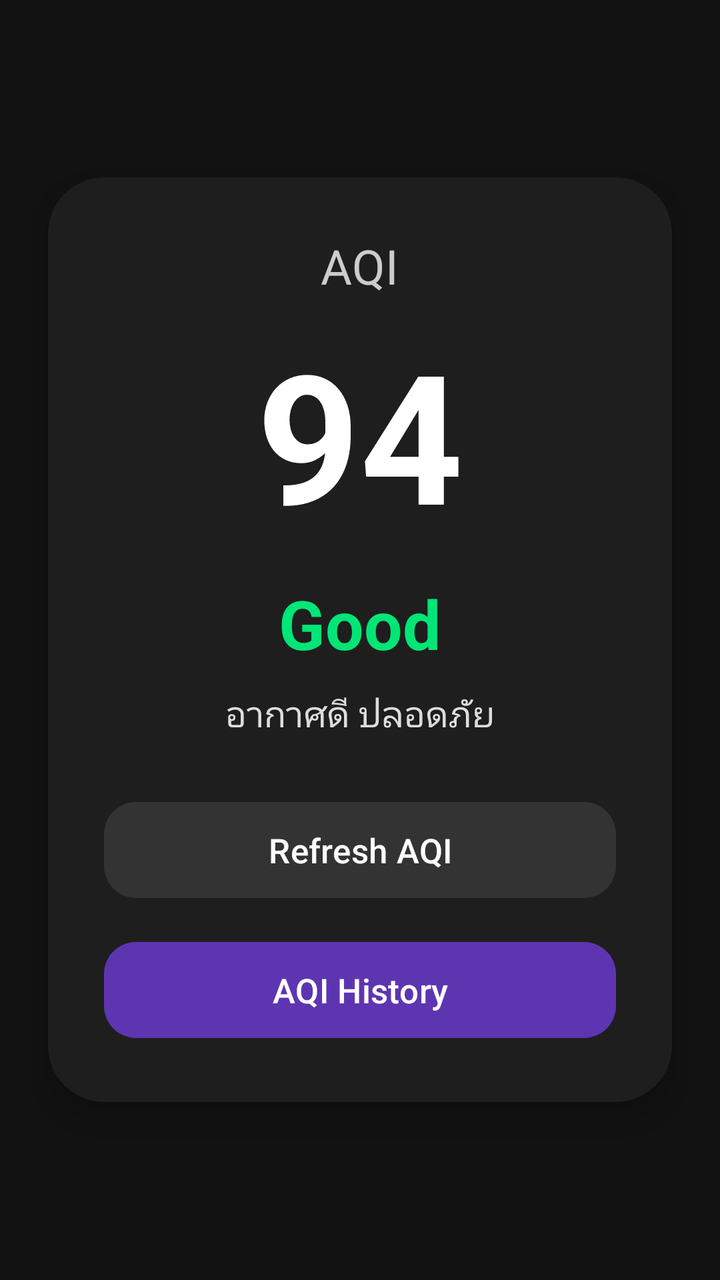
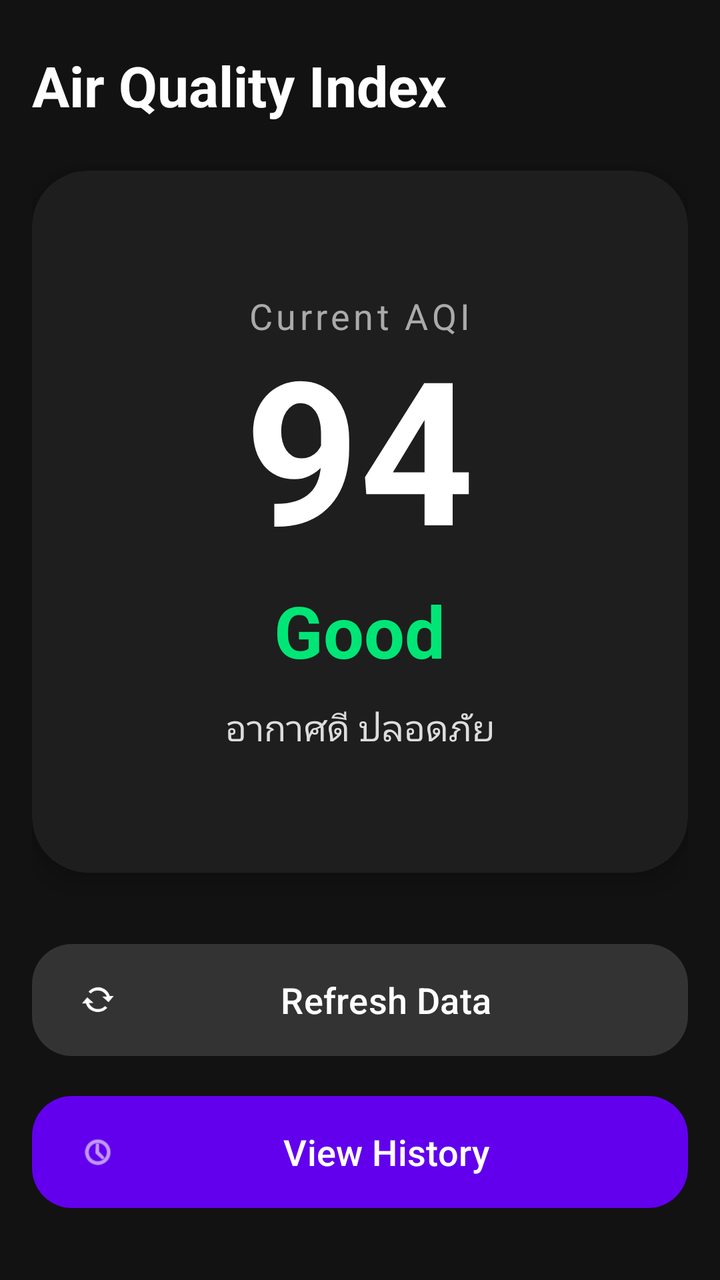

Compare the two renders of this Android layout. The source of the first and the diff that turns it into the second are given below.
<!-- AndroidManifest.xml: application theme Theme.Project_AQI -->
<!-- res/layout/activity_main.xml -->
<?xml version="1.0" encoding="utf-8"?>
<LinearLayout
    xmlns:android="http://schemas.android.com/apk/res/android"
    xmlns:app="http://schemas.android.com/apk/res-auto"
    android:layout_width="match_parent"
    android:layout_height="match_parent"
    android:background="#121212"
    android:gravity="center"
    android:orientation="vertical"
    android:padding="16dp">

    <androidx.cardview.widget.CardView
        android:layout_width="match_parent"
        android:layout_height="wrap_content"
        android:layout_margin="8dp"
        app:cardBackgroundColor="#1E1E1E"
        app:cardCornerRadius="28dp"
        app:cardElevation="10dp">

        <LinearLayout
            android:layout_width="match_parent"
            android:layout_height="wrap_content"
            android:gravity="center"
            android:orientation="vertical"
            android:padding="28dp">

            

            <TextView
                android:layout_width="wrap_content"
                android:layout_height="wrap_content"
                android:text="AQI"
                android:textColor="#CCCCCC"
                android:textSize="24sp"/>

            

            <TextView
                android:id="@+id/txtAQI"
                android:layout_width="wrap_content"
                android:layout_height="wrap_content"
                android:text="94"
                android:textColor="#FFFFFF"
                android:textSize="90sp"
                android:textStyle="bold"
                android:layout_marginTop="8dp"/>

            

            <TextView
                android:id="@+id/txtStatus"
                android:layout_width="wrap_content"
                android:layout_height="wrap_content"
                android:text="Good"
                android:textColor="#00E676"
                android:textStyle="bold"
                android:textSize="34sp"
                android:layout_marginTop="12dp"/>

            

            <TextView
                android:id="@+id/txtDanger"
                android:layout_width="wrap_content"
                android:layout_height="wrap_content"
                android:text="อากาศดี ปลอดภัย"
                android:textColor="#DDDDDD"
                android:textSize="18sp"
                android:gravity="center"
                android:layout_marginTop="10dp"/>

            

            <com.google.android.material.button.MaterialButton
                android:id="@+id/btnRefresh"
                android:layout_width="match_parent"
                android:layout_height="56dp"
                android:text="Refresh AQI"
                android:textAllCaps="false"
                android:textColor="#FFFFFF"
                android:textSize="17sp"
                android:layout_marginTop="28dp"
                app:backgroundTint="#333333"
                app:cornerRadius="16dp"/>

            

            <com.google.android.material.button.MaterialButton
                android:id="@+id/btnHistory"
                android:layout_width="match_parent"
                android:layout_height="56dp"
                android:text="AQI History"
                android:textAllCaps="false"
                android:textColor="#FFFFFF"
                android:textSize="17sp"
                android:layout_marginTop="14dp"
                app:backgroundTint="#5E35B1"
                app:cornerRadius="16dp"/>

        </LinearLayout>

    </androidx.cardview.widget.CardView>

</LinearLayout>
<!-- resources referenced by this layout -->
<resources>
  <style name="Theme.Project_AQI" parent="Base.Theme.Project_AQI" />
  <style name="Base.Theme.Project_AQI" parent="Theme.Material3.DayNight.NoActionBar">
          
          
      </style>
</resources>

<!-- the commit's change to res/layout/activity_main.xml (unified diff, before → after) -->
@@ -5,100 +5,114 @@
     android:layout_width="match_parent"
     android:layout_height="match_parent"
     android:background="#121212"
-    android:gravity="center"
     android:orientation="vertical"
     android:padding="16dp">
 
+    
+    <TextView
+        android:layout_width="wrap_content"
+        android:layout_height="wrap_content"
+        android:text="Air Quality Index"
+        android:textColor="#FFFFFF"
+        android:textSize="28sp"
+        android:textStyle="bold"
+        android:layout_marginTop="8dp"
+        android:layout_marginBottom="24dp"/>
+
+    
     <androidx.cardview.widget.CardView
         android:layout_width="match_parent"
         android:layout_height="wrap_content"
-        android:layout_margin="8dp"
         app:cardBackgroundColor="#1E1E1E"
         app:cardCornerRadius="28dp"
-        app:cardElevation="10dp">
+        app:cardElevation="8dp">
 
         <LinearLayout
             android:layout_width="match_parent"
-            android:layout_height="wrap_content"
+            android:layout_height="351dp"
             android:gravity="center"
             android:orientation="vertical"
-            android:padding="28dp">
-
-            
+            android:padding="32dp">
 
             <TextView
                 android:layout_width="wrap_content"
                 android:layout_height="wrap_content"
-                android:text="AQI"
-                android:textColor="#CCCCCC"
-                android:textSize="24sp"/>
-
-            
+                android:letterSpacing="0.1"
+                android:text="Current AQI"
+                android:textColor="#AAAAAA"
+                android:textSize="18sp" />
 
             <TextView
                 android:id="@+id/txtAQI"
                 android:layout_width="wrap_content"
                 android:layout_height="wrap_content"
+                android:includeFontPadding="false"
                 android:text="94"
                 android:textColor="#FFFFFF"
-                android:textSize="90sp"
-                android:textStyle="bold"
-                android:layout_marginTop="8dp"/>
-
-            
+                android:textSize="100sp"
+                android:textStyle="bold" />
 
             <TextView
                 android:id="@+id/txtStatus"
                 android:layout_width="wrap_content"
                 android:layout_height="wrap_content"
+                android:layout_marginTop="4dp"
                 android:text="Good"
                 android:textColor="#00E676"
-                android:textStyle="bold"
-                android:textSize="34sp"
-                android:layout_marginTop="12dp"/>
-
-            
+                android:textSize="36sp"
+                android:textStyle="bold" />
 
             <TextView
                 android:id="@+id/txtDanger"
                 android:layout_width="wrap_content"
                 android:layout_height="wrap_content"
+                android:layout_marginTop="12dp"
+                android:gravity="center"
                 android:text="อากาศดี ปลอดภัย"
                 android:textColor="#DDDDDD"
-                android:textSize="18sp"
-                android:gravity="center"
-                android:layout_marginTop="10dp"/>
-
-            
-
-            <com.google.android.material.button.MaterialButton
-                android:id="@+id/btnRefresh"
-                android:layout_width="match_parent"
-                android:layout_height="56dp"
-                android:text="Refresh AQI"
-                android:textAllCaps="false"
-                android:textColor="#FFFFFF"
-                android:textSize="17sp"
-                android:layout_marginTop="28dp"
-                app:backgroundTint="#333333"
-                app:cornerRadius="16dp"/>
-
-            
-
-            <com.google.android.material.button.MaterialButton
-                android:id="@+id/btnHistory"
-                android:layout_width="match_parent"
-                android:layout_height="56dp"
-                android:text="AQI History"
-                android:textAllCaps="false"
-                android:textColor="#FFFFFF"
-                android:textSize="17sp"
-                android:layout_marginTop="14dp"
-                app:backgroundTint="#5E35B1"
-                app:cornerRadius="16dp"/>
+                android:textSize="18sp" />
 
         </LinearLayout>
-
     </androidx.cardview.widget.CardView>
 
+    
+    <View
+        android:layout_width="match_parent"
+        android:layout_height="0dp"
+        android:layout_weight="1" />
+
+    
+    <LinearLayout
+        android:layout_width="match_parent"
+        android:layout_height="wrap_content"
+        android:orientation="vertical"
+        android:layout_marginBottom="16dp">
+
+        <com.google.android.material.button.MaterialButton
+            android:id="@+id/btnRefresh"
+            android:layout_width="match_parent"
+            android:layout_height="64dp"
+            android:text="Refresh Data"
+            android:textAllCaps="false"
+            android:textColor="#FFFFFF"
+            android:textSize="18sp"
+            app:backgroundTint="#333333"
+            app:cornerRadius="20dp"
+            app:icon="@android:drawable/stat_notify_sync"
+            android:layout_marginBottom="12dp"/>
+
+        <com.google.android.material.button.MaterialButton
+            android:id="@+id/btnHistory"
+            android:layout_width="match_parent"
+            android:layout_height="64dp"
+            android:text="View History"
+            android:textAllCaps="false"
+            android:textColor="#FFFFFF"
+            android:textSize="18sp"
+            app:backgroundTint="#6200EE"
+            app:cornerRadius="20dp"
+            app:icon="@android:drawable/ic_menu_recent_history"/>
+
+    </LinearLayout>
+
 </LinearLayout>
